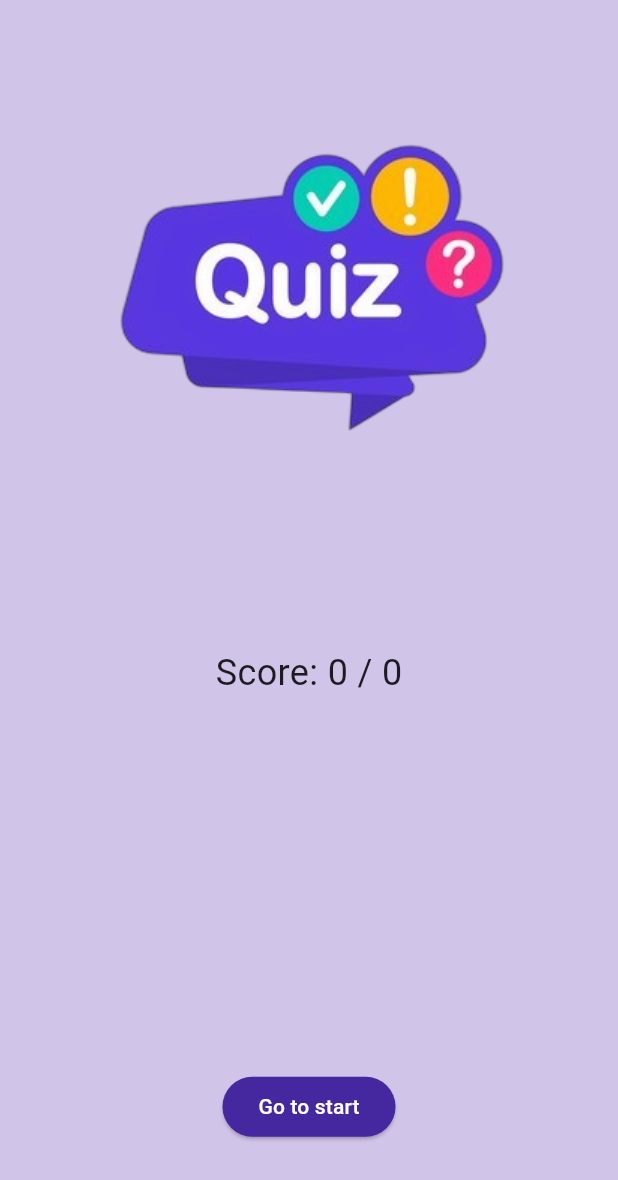
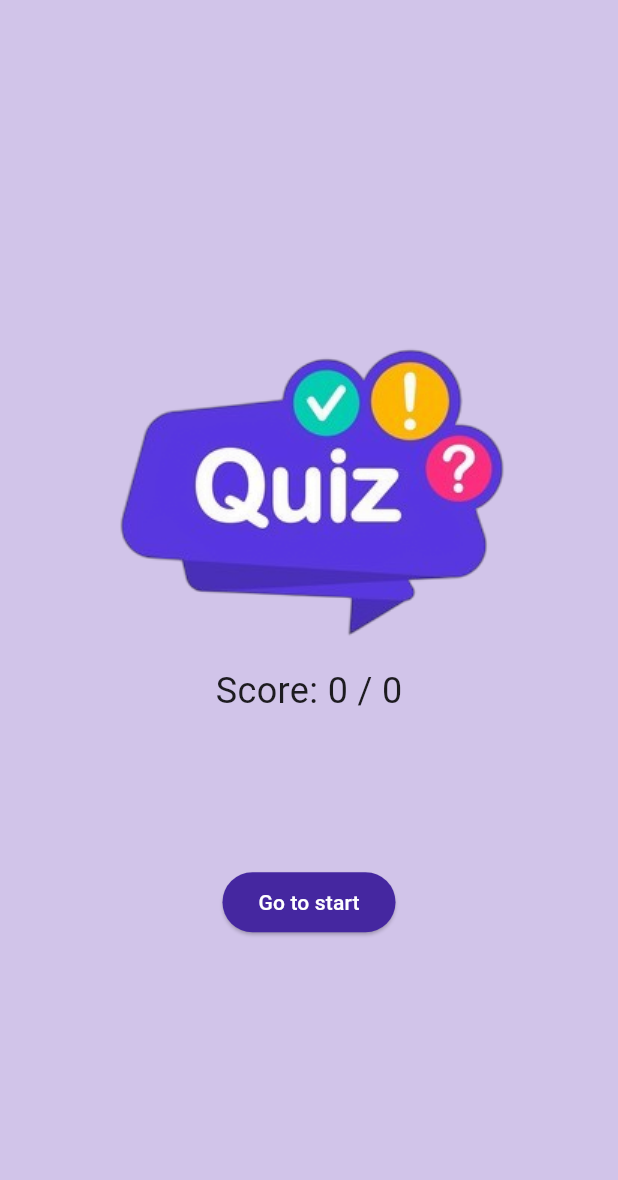
Before and after one commit to phashish/flutter_course_quiz, a Flutter app: the ResultsScreen screen opened directly with empty values, on a phone screen of 412 x 824 dp. Shown: the top 1180 px of the screen. Run offline on Flutter 3.47's test engine with Material 3 defaults, Android fonts, the phone set to English and light mode, and no system bars; our stand-ins replace go_router.

Commit message:
added safearea

```diff
--- a/lib/screens/intro_screen.dart
+++ b/lib/screens/intro_screen.dart
@@ -6,7 +6,8 @@ class IntroScreen extends StatelessWidget {
 
   @override
   Widget build(BuildContext context) {
-    return Scaffold(
+    return SafeArea(
+      child: Scaffold(
         backgroundColor: Colors.deepPurple.shade100,
         body: Center(
           child: Column(
@@ -39,6 +40,7 @@ class IntroScreen extends StatelessWidget {
             ],
           ),
         ),
+      ),
     );
   }
 }
--- a/lib/screens/question_screen.dart
+++ b/lib/screens/question_screen.dart
@@ -61,9 +61,11 @@ class _QuestionScreenState extends State<QuestionScreen> {
 
   @override
   Widget build(BuildContext context) {
-    return Scaffold(
+    return SafeArea(
+      child: Scaffold(
         backgroundColor: Colors.deepPurple.shade100,
         body: Center(
+          child: Expanded(
             child: Column(
               mainAxisAlignment: MainAxisAlignment.spaceAround,
               children: [
@@ -126,6 +128,8 @@ class _QuestionScreenState extends State<QuestionScreen> {
               ],
             ),
           ),
+        ),
+      ),
     );
   }
 }
--- a/lib/screens/results_screen.dart
+++ b/lib/screens/results_screen.dart
@@ -14,16 +14,18 @@ class ResultsScreen extends StatelessWidget {
     }
     String displayScore =
         "Score: ${totalScore.toString()} / ${answeredQuestions.length.toString()}";
-    return Scaffold(
+    return SafeArea(
+      child: Scaffold(
         backgroundColor: Colors.deepPurple.shade100,
         body: Center(
           child: Column(
             mainAxisAlignment: MainAxisAlignment.spaceAround,
+            mainAxisSize: MainAxisSize.min,
             children: [
               const Image(image: AssetImage('assets/images/quiz-nbg.png')),
               Text(displayScore, style: const TextStyle(fontSize: 24)),
               ListView.separated(
-              padding: const EdgeInsets.only(left: 50.0, right: 50.0),
+                padding: const EdgeInsets.all(50),
                 shrinkWrap: true,
                 itemCount: answeredQuestions.length,
                 separatorBuilder: (context, index) {
@@ -69,6 +71,7 @@ class ResultsScreen extends StatelessWidget {
             ],
           ),
         ),
+      ),
     );
   }
 }
```
Lines whose indentation alone changed are shown as unchanged.
